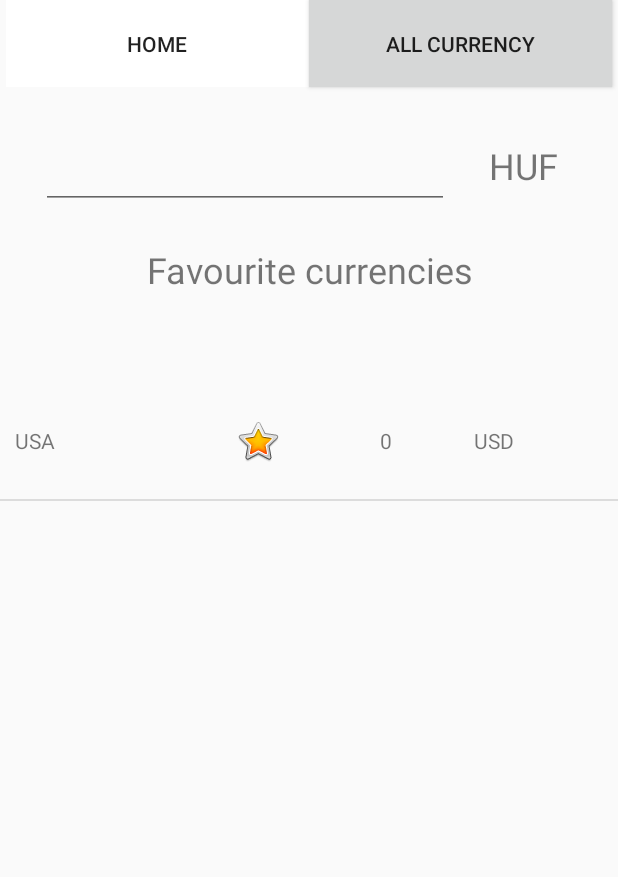
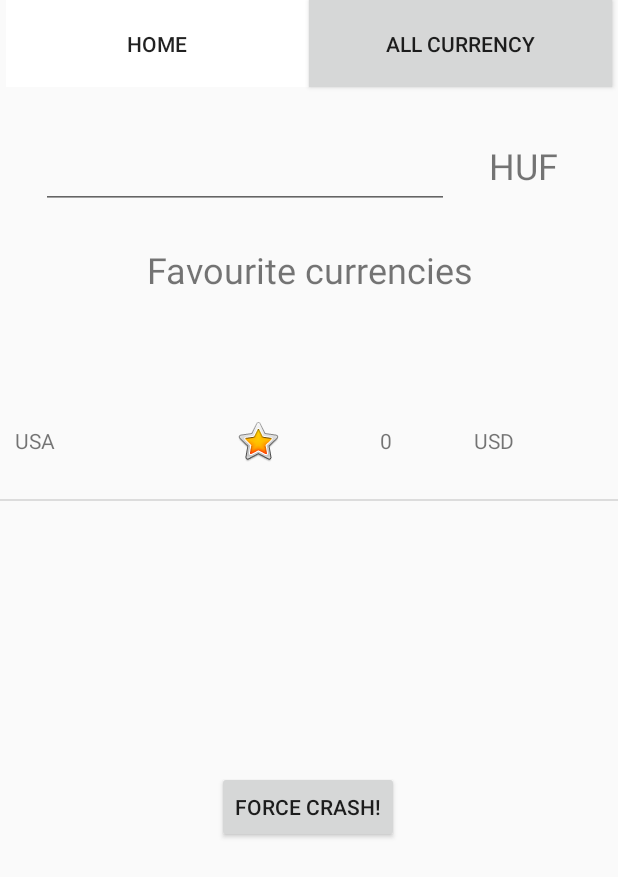
Before and after one commit to PFeci/money-exchange, an Android app: the screen it shows after launch (MainActivity), on a phone screen of 412 x 824 dp. Shown: the top 877 px of the screen. Run offline under Robolectric (Android 15) with nearby library versions, the phone set to English and light mode, and no system bars; our stand-ins replace Dagger/Hilt's generated code, Room's generated code; libraries missing offline, so code that uses them is left out: com.crashlytics.android, io.fabric.sdk; 1 statement that could not run was skipped.

Commit message:
add crashlytics

```diff
--- a/app/src/main/AndroidManifest.xml
+++ b/app/src/main/AndroidManifest.xml
@@ -6,12 +6,18 @@
     <uses-permission android:name="android.permission.ACCESS_NETWORK_STATE"/>
 
     <application
+
             android:name="hu.bme.mobilszoftver.money_exchange.MoneyExchangeApplication"
             android:allowBackup="false"
             android:icon="@mipmap/ic_launcher"
             android:label="@string/app_name"
             android:supportsRtl="true"
             android:theme="@style/AppTheme.NoActionBar">
+        <meta-data
+                android:name="io.fabric.ApiKey"
+                android:value="90f623af98e1f408f307639bf22ddf1f3ef69e45"
+        />
+
         <activity android:name="hu.bme.mobilszoftver.money_exchange.ui.main.MainActivity">
             <intent-filter>
                 <action android:name="android.intent.action.MAIN" />
--- a/app/src/main/java/hu/bme/mobilszoftver/money_exchange/ui/main/MainActivity.kt
+++ b/app/src/main/java/hu/bme/mobilszoftver/money_exchange/ui/main/MainActivity.kt
@@ -15,6 +15,9 @@ import kotlinx.android.synthetic.main.activity_main.*
 import javax.inject.Inject
 import hu.bme.mobilszoftver.money_exchange.MoneyExchangeApplication
 import com.google.firebase.analytics.FirebaseAnalytics
+import com.crashlytics.android.Crashlytics
+import io.fabric.sdk.android.Fabric
+import android.view.View
 
 
 class MainActivity : AppCompatActivity(), MainScreen {
@@ -29,12 +32,6 @@ class MainActivity : AppCompatActivity(), MainScreen {
         super.onCreate(savedInstanceState)
         setContentView(R.layout.activity_main)
         injector.inject(this)
-
-        val application = application as MoneyExchangeApplication
-        //mTracker = application.getDefaultTracker()
-
-
-
 
 
         listView = findViewById(R.id.favourite_currency_list_view)
@@ -62,6 +59,11 @@ class MainActivity : AppCompatActivity(), MainScreen {
             }
         })
 
+        Fabric.with(this, Crashlytics())
+
+        crash.setOnClickListener {
+            view -> forceCrash(view)
+        }
 
     }
 
@@ -117,4 +119,8 @@ class MainActivity : AppCompatActivity(), MainScreen {
         listView.adapter = adapter
     }
 
+    fun forceCrash(view: View) {
+        throw RuntimeException("This is a crash")
+    }
+
 }
--- a/app/src/main/res/layout/activity_main.xml
+++ b/app/src/main/res/layout/activity_main.xml
@@ -9,7 +9,7 @@
 
     <ListView
             android:id="@+id/favourite_currency_list_view"
-            android:layout_height="336dp"
+            android:layout_height="215dp"
             android:layout_marginTop="40dp" app:layout_constraintTop_toBottomOf="@+id/favourite_currencies"
             app:layout_constraintStart_toStartOf="parent"
             app:layout_constraintEnd_toEndOf="parent" android:layout_marginEnd="8dp"
@@ -61,4 +61,17 @@
             app:layout_constraintHorizontal_bias="0.111" android:layout_marginTop="36dp"
             app:layout_constraintTop_toBottomOf="@+id/all_currency_main" android:textSize="24sp"/>
 
+    <Button
+            android:layout_height="wrap_content"
+            android:layout_width="wrap_content"
+            android:text="Force Crash!"
+            android:id="@+id/crash"
+            android:layout_centerVertical="true"
+            android:layout_centerHorizontal="true"
+            android:layout_marginEnd="8dp" app:layout_constraintEnd_toEndOf="parent" android:layout_marginStart="8dp"
+            app:layout_constraintStart_toStartOf="parent" android:layout_marginTop="44dp"
+            app:layout_constraintTop_toBottomOf="@+id/favourite_currency_list_view"
+            app:layout_constraintHorizontal_bias="0.498"/>
+
+
 </android.support.constraint.ConstraintLayout>
--- a/build.gradle
+++ b/build.gradle
@@ -5,12 +5,13 @@ buildscript {
     repositories {
         google()
         jcenter()
-
+        maven { url 'https://maven.fabric.io/public' }
     }
     dependencies {
         classpath 'com.android.tools.build:gradle:3.3.2'
         classpath "org.jetbrains.kotlin:kotlin-gradle-plugin:$kotlin_version"
         classpath 'com.google.gms:google-services:4.0.1'
+        classpath 'io.fabric.tools:gradle:1.+'
         // NOTE: Do not place your application dependencies here; they belong
         // in the individual module build.gradle files
     }
```
Also changed, not shown: app/build.gradle (+10 -0 lines).
